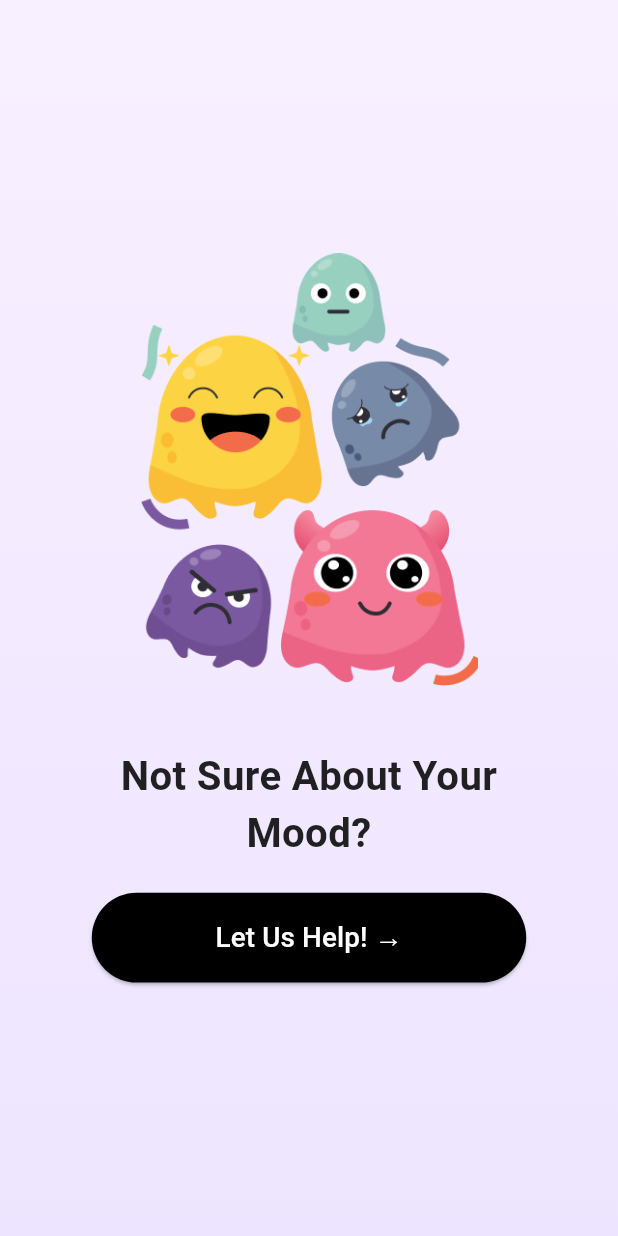
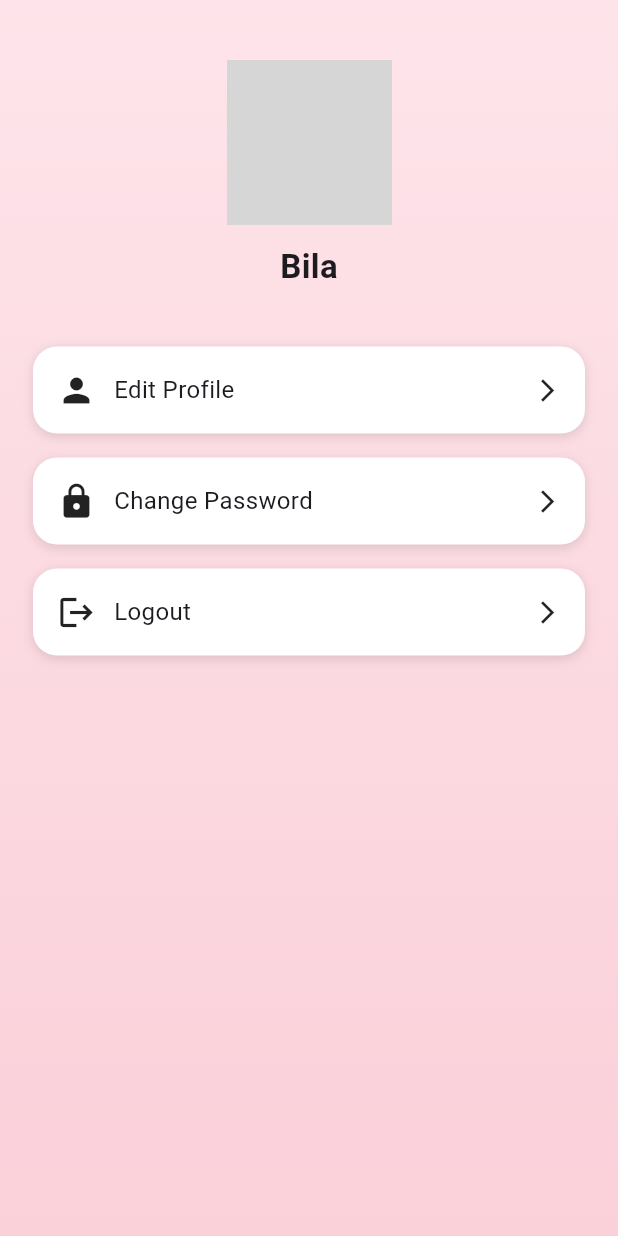
Before and after one commit to zawcompany/MOOD_TRACKER, a Flutter app: the screen it shows after launch, on a phone screen of 412 x 824 dp. Run offline on Flutter 3.47's test engine with Material 3 defaults, Android fonts, the phone set to English and light mode, and no system bars; our stand-ins replace font_awesome_flutter; Roboto replaces fonts that are missing (Poppins, Quicksand); grey boxes are pictures that could not be loaded.

Commit message:
add profile

```diff
--- a/lib/main.dart
+++ b/lib/main.dart
@@ -1,4 +1,5 @@
 import 'package:flutter/material.dart';
+import 'package:mood_tracker/page/profile_page.dart';
 import 'package:provider/provider.dart';
 
 // Import Dashboard Provider & Screen
@@ -36,7 +37,7 @@ class MoodTrackerApp extends StatelessWidget {
         debugShowCheckedModeBanner: false,
         title: 'Mood Tracker',
         theme: ThemeData(
-          fontFamily: 'Poppins',
+          fontFamily: 'Quicksand',
           colorScheme: ColorScheme.fromSeed(
             seedColor: const Color(0xFF8C64D8),
           ),
@@ -46,7 +47,7 @@ class MoodTrackerApp extends StatelessWidget {
         // NOTE:
       // Saat testing → DashboardScreen
         // Saat deploy → WelcomePage
-        home: const WelcomePage(),
+        home: const ProfilePage(),
         // Kalau mau ganti ke WelcomePage:
         // home: const WelcomePage(),
       ),
--- /dev/null
+++ b/lib/page/profile_page.dart
@@ -0,0 +1,129 @@
+import 'package:flutter/material.dart';
+import 'edit_profile_page.dart';
+import 'change_password_page.dart';
+
+class ProfilePage extends StatelessWidget {
+  const ProfilePage({super.key});
+
+  @override
+  Widget build(BuildContext context) {
+    return Scaffold(
+      body: Container(
+        width: double.infinity,
+        decoration: const BoxDecoration(
+          gradient: LinearGradient(
+            colors: [Color(0xFFFEE4EA), Color(0xFFFAD0D9)],
+            begin: Alignment.topCenter,
+            end: Alignment.bottomCenter,
+          ),
+        ),
+        child: SafeArea(
+          child: Column(
+            children: [
+              const SizedBox(height: 40),
+
+              // Foto Profil
+              const CircleAvatar(
+                radius: 55,
+                backgroundImage: AssetImage("assets/profile.png"),
+              ),
+              const SizedBox(height: 12),
+
+              const Text(
+                "Bila",
+                style: TextStyle(
+                  fontSize: 22,
+                  fontWeight: FontWeight.bold,
+                ),
+              ),
+
+              const SizedBox(height: 30),
+
+              // Menu List
+              _menuTile(
+                context,
+                icon: Icons.person,
+                title: "Edit Profile",
+                onTap: () => Navigator.push(
+                  context,
+                  MaterialPageRoute(builder: (_) => EditProfilePage()),
+                ),
+              ),
+
+              _menuTile(
+                context,
+                icon: Icons.lock,
+                title: "Change Password",
+                onTap: () => Navigator.push(
+                  context,
+                  MaterialPageRoute(builder: (_) => ChangePasswordPage()),
+                ),
+              ),
+
+              _menuTile(
+                context,
+                icon: Icons.logout,
+                title: "Logout",
+                onTap: () => _showLogoutDialog(context),
+              ),
+            ],
+          ),
+        ),
+      ),
+    );
+  }
+
+  Widget _menuTile(BuildContext context,
+      {required IconData icon, required String title, required Function onTap}) {
+    return Padding(
+      padding: const EdgeInsets.symmetric(horizontal: 22, vertical: 8),
+      child: InkWell(
+        onTap: () => onTap(),
+        child: Container(
+          padding: const EdgeInsets.all(16),
+          decoration: BoxDecoration(
+            color: Colors.white,
+            borderRadius: BorderRadius.circular(16),
+            boxShadow: const [
+              BoxShadow(
+                color: Colors.black12,
+                blurRadius: 6,
+                offset: Offset(0, 2),
+              )
+            ],
+          ),
+          child: Row(
+            children: [
+              Icon(icon, size: 26),
+              const SizedBox(width: 12),
+              Text(title, style: const TextStyle(fontSize: 16)),
+              const Spacer(),
+              const Icon(Icons.arrow_forward_ios, size: 18),
+            ],
+          ),
+        ),
+      ),
+    );
+  }
+
+  void _showLogoutDialog(BuildContext context) {
+    showDialog(
+      context: context,
+      builder: (_) => AlertDialog(
+        shape: RoundedRectangleBorder(borderRadius: BorderRadius.circular(18)),
+        title: const Text("Logout", style: TextStyle(fontWeight: FontWeight.bold)),
+        content: const Text("Are you sure you want to logout?"),
+        actions: [
+          TextButton(
+            onPressed: () => Navigator.pop(context),
+            child: const Text("Cancel"),
+          ),
+          TextButton(
+            onPressed: () {},
+            child: const Text("Logout", style: TextStyle(color: Colors.red)),
+          ),
+        ],
+      ),
+    );
+  }
+}
```
Also changed, not shown: lib/page/change_password_page.dart (added, +62 -0 lines), lib/page/edit_profile_page.dart (added, +119 -0 lines).
